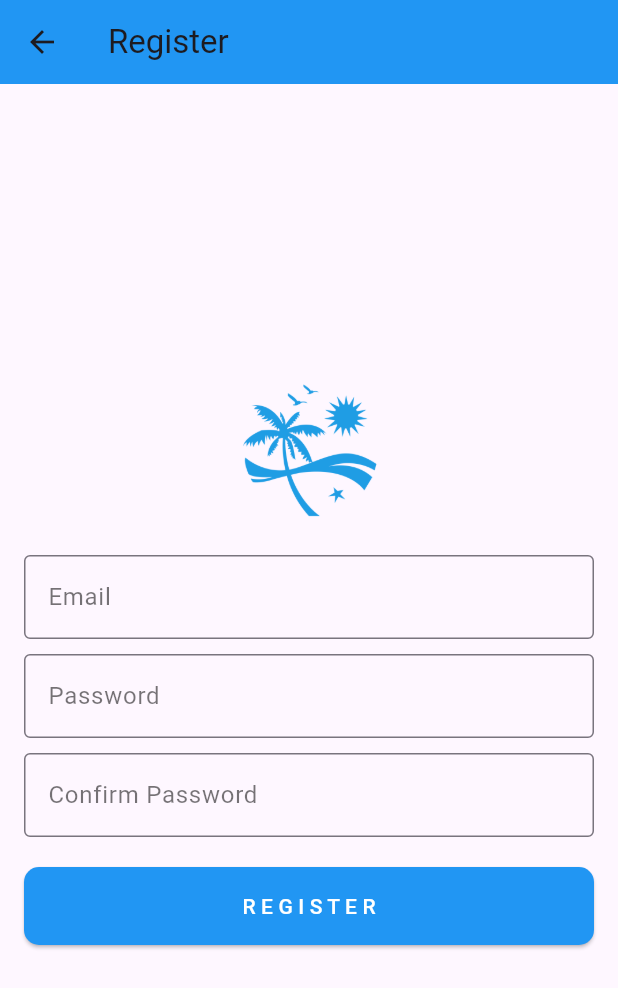
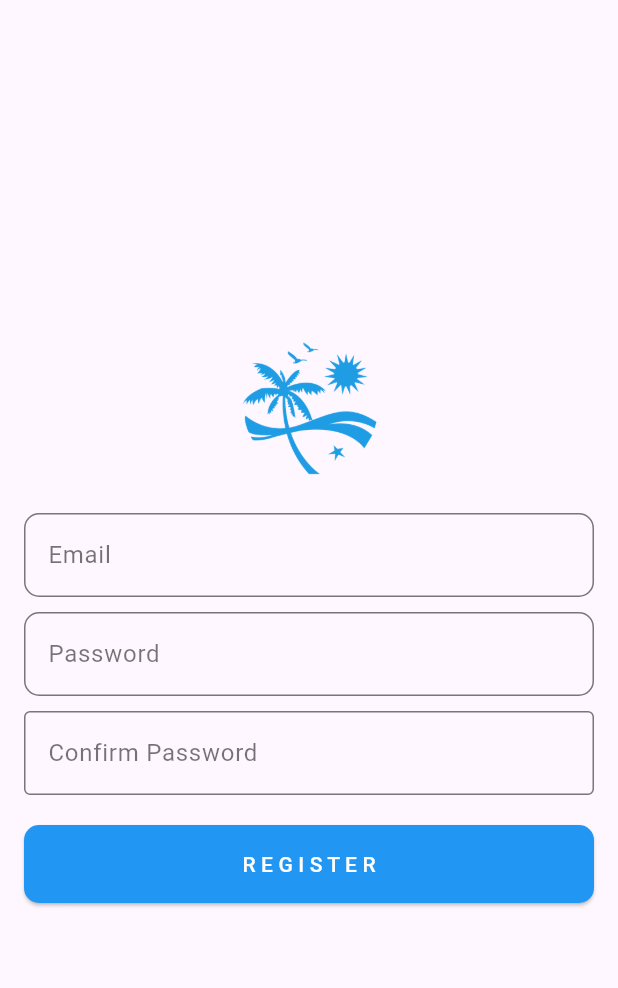
Before and after one commit to DescaMr/tubesmobile-project-baru, a Flutter app: the screen it shows after launch, after a tap on "Belum punya akun? Daftar disini", on a phone screen of 412 x 824 dp. Shown: the top 988 px of the screen. Run offline on Flutter 3.47's test engine with Material 3 defaults, Android fonts, the phone set to English and light mode, and no system bars; our stand-ins replace animated_splash_screen, curved_navigation_bar, font_awesome_flutter.

Commit message:
delete appbar on register page and fix register page(frian)

```diff
--- a/lib/pages/login_page.dart
+++ b/lib/pages/login_page.dart
@@ -25,7 +25,7 @@ class LoginPage extends StatelessWidget {
                 labelStyle: TextStyle(color: Colors.black54),
                 border: OutlineInputBorder(
                   borderRadius: BorderRadius.circular(10),
-                  borderSide: BorderSide(color: Colors.black12, width: 1),
+                  borderSide: BorderSide(color: Colors.black54, width: 1),
                 ),
                 focusedBorder: OutlineInputBorder(
                   borderRadius: BorderRadius.circular(10),
--- a/lib/pages/register_page.dart
+++ b/lib/pages/register_page.dart
@@ -15,10 +15,6 @@ class _RegisterPageState extends State<RegisterPage> {
   @override
   Widget build(BuildContext context) {
     return Scaffold(
-      appBar: AppBar(
-        title: Text('Register'),
-        backgroundColor: Colors.blue, // Ubah warna latar belakang app bar
-      ),
       body: Padding(
         padding: EdgeInsets.all(16.0),
         child: Column(
@@ -36,7 +32,10 @@ class _RegisterPageState extends State<RegisterPage> {
                 labelText: 'Email',
                 labelStyle: TextStyle(color: Colors.black54),
 
-                border: OutlineInputBorder(),
+                border: OutlineInputBorder(
+                   borderRadius: BorderRadius.circular(10),
+                  borderSide: BorderSide(color: Colors.black54, width: 1),
+                ),
                 focusedBorder: OutlineInputBorder(
                   borderRadius: BorderRadius.circular(10),
                   borderSide: BorderSide(color: Colors.blue, width: 1),
@@ -50,7 +49,10 @@ class _RegisterPageState extends State<RegisterPage> {
                 labelText: 'Password',
                 labelStyle: TextStyle(color: Colors.black54),
 
-                border: OutlineInputBorder(),
+                border: OutlineInputBorder(
+                   borderRadius: BorderRadius.circular(10),
+                  borderSide: BorderSide(color: Colors.black54, width: 1),
+                ),
                 focusedBorder: OutlineInputBorder(
                   borderRadius: BorderRadius.circular(10),
                   borderSide: BorderSide(color: Colors.blue, width: 1),
@@ -60,6 +62,7 @@ class _RegisterPageState extends State<RegisterPage> {
             ),
             SizedBox(height: 10),
             TextField(
+
               controller: _confirmPasswordController,
               decoration: InputDecoration(
                 labelText: 'Confirm Password',
```
